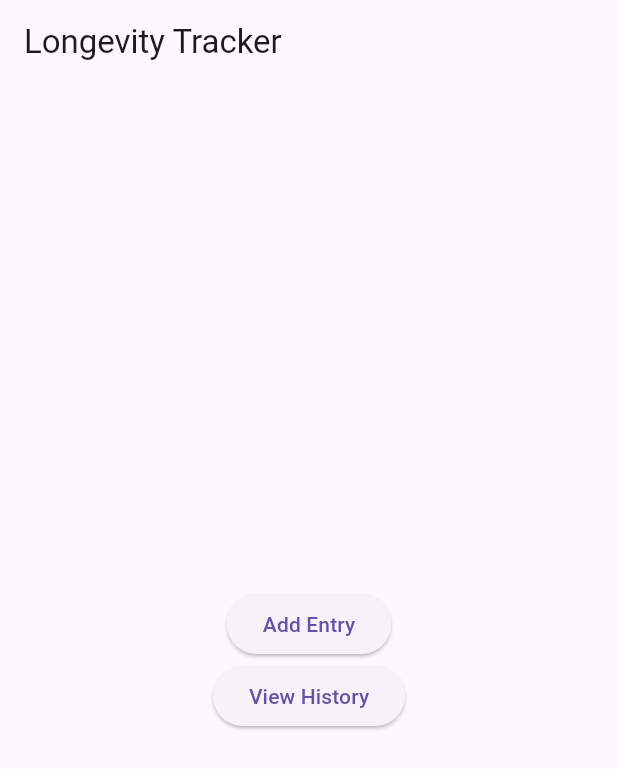
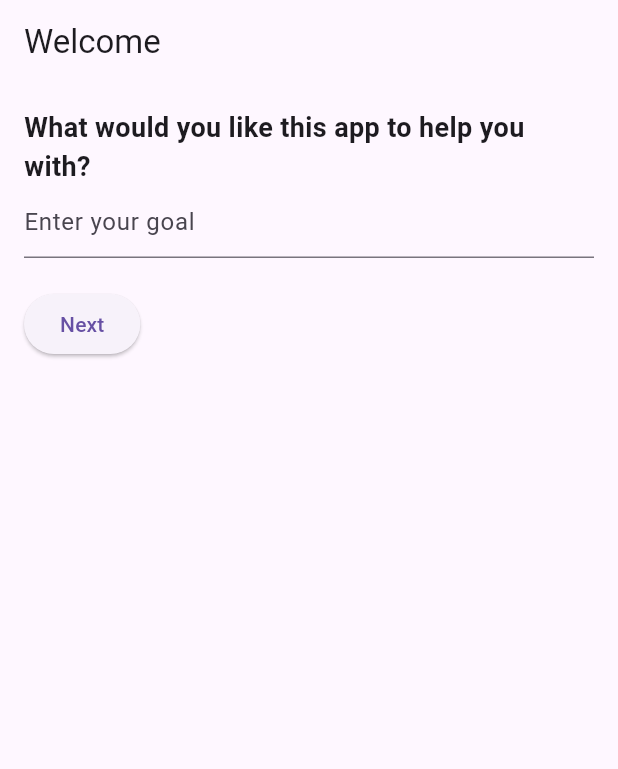
Before and after one commit to alexdrosario596/longevity_tracker1, a Flutter app: the screen it shows after launch, on a phone screen of 412 x 824 dp. Shown: the top 769 px of the screen. Run offline on Flutter 3.47's test engine with Material 3 defaults, Android fonts, the phone set to English and light mode, and no system bars; our stand-ins replace sqflite; accounts and stored records are empty.

Commit message:
Added no option to checkmark style and added next button

```diff
--- a/lib/main.dart
+++ b/lib/main.dart
@@ -1,5 +1,6 @@
 import 'package:flutter/material.dart';
 import 'screens/dashboard_screen.dart';
+import 'screens/onboarding/onboarding_intro.dart';
 
 void main() {
   runApp(LongevityApp());
@@ -11,7 +12,7 @@ class LongevityApp extends StatelessWidget {
     return MaterialApp(
       title: 'Longevity Tracker',
       theme: ThemeData(primarySwatch: Colors.teal),
-      home: DashboardScreen(),
+      home: OnboardingIntro(),
     );
   }
 }
--- /dev/null
+++ b/lib/screens/onboarding/onboarding_intro.dart
@@ -0,0 +1,47 @@
+import 'package:flutter/material.dart';
+import 'health_questions.dart';
+
+class OnboardingIntro extends StatefulWidget {
+  @override
+  _OnboardingIntroState createState() => _OnboardingIntroState();
+}
+
+class _OnboardingIntroState extends State<OnboardingIntro> {
+  String goal = "";
+
+  @override
+  Widget build(BuildContext context) {
+    return Scaffold(
+      appBar: AppBar(title: const Text("Welcome")),
+      body: Padding(
+        padding: const EdgeInsets.all(16.0),
+        child: Column(
+          crossAxisAlignment: CrossAxisAlignment.start,
+          children: [
+            const Text(
+              "What would you like this app to help you with?",
+              style: TextStyle(fontSize: 18, fontWeight: FontWeight.bold),
+            ),
+            TextField(
+              decoration: const InputDecoration(
+                hintText: "Enter your goal",
+              ),
+              onChanged: (val) => goal = val,
+            ),
+            const SizedBox(height: 20),
+            ElevatedButton(
+              child: const Text("Next"),
+              onPressed: () {
+                // TODO: Save this to DB if you want
+                Navigator.pushReplacement(
+                  context,
+                  MaterialPageRoute(builder: (context) => HealthQuestions()),
+                );
+              },
+            ),
+          ],
+        ),
+      ),
+    );
+  }
+}
```
Also changed, not shown: lib/screens/onboarding/health_questions.dart (+49 -22 lines).
